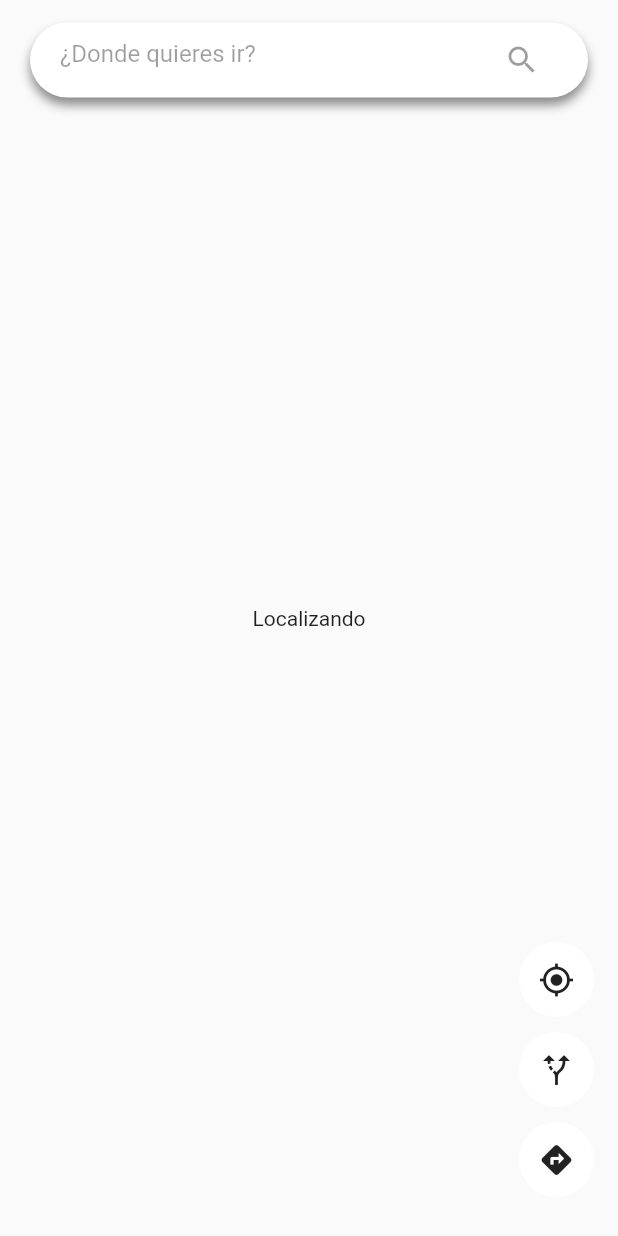
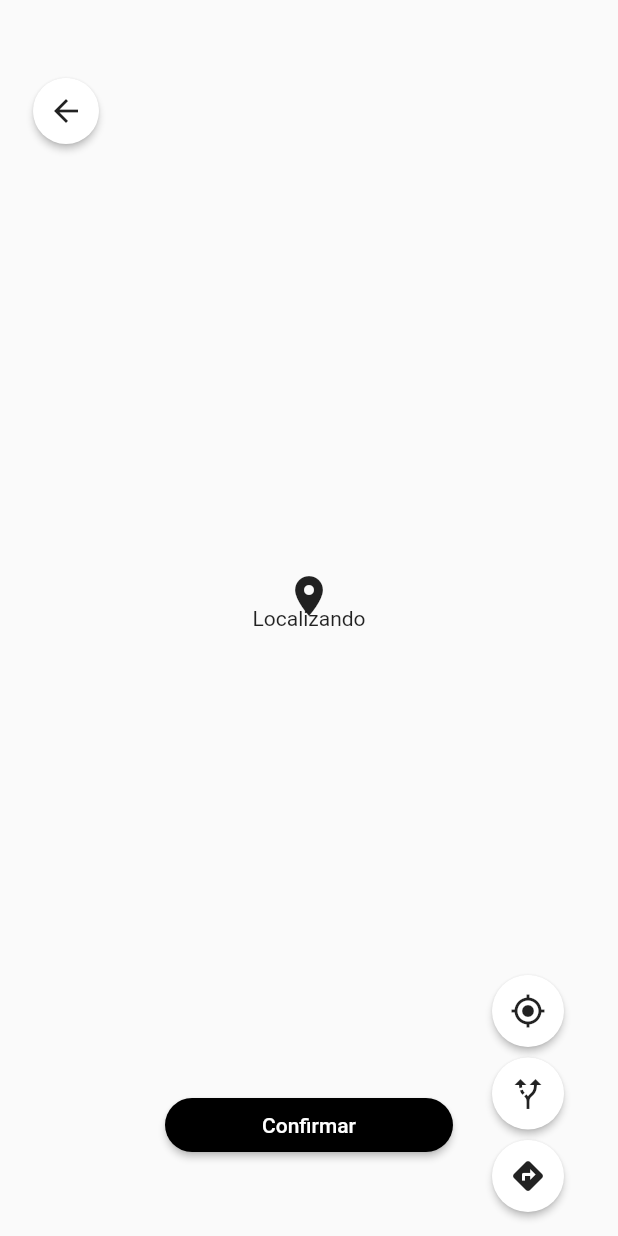
Before and after one commit to fmontalvoo/maps_app, a Flutter app: the screen it shows after launch, on a phone screen of 412 x 824 dp. Run offline on Flutter 3.47's test engine with Material 2 defaults, Android fonts, the phone set to English and light mode, and no system bars; our stand-ins replace flutter_bloc, geolocator, google_maps_flutter, permission_handler.

Commit message:
Search delegate e indicador de posicion.
Signed-off-by: Frank Montalvo Ochoa <fmontalvoo@ups.edu.ec>

```diff
--- a/lib/src/pages/map_page.dart
+++ b/lib/src/pages/map_page.dart
@@ -34,7 +34,8 @@ class _MapPageState extends State<MapPage> {
           BlocBuilder<UbcationBloc, UbicationState>(
             builder: (BuildContext context, state) => createMap(state),
           ),
-          Positioned(top: 15.0, child: SearchBar()),
+          // Positioned(top: 15.0, child: SearchBar()),
+          MarkerIndicator()
         ],
       ),
       floatingActionButton: Column(
--- a/lib/src/widgets/follow_button.dart
+++ b/lib/src/widgets/follow_button.dart
@@ -11,19 +11,15 @@ class FollowButton extends StatelessWidget {
   }
 
   Widget btnFollow(BuildContext context, MapState state) {
-    return Container(
-      margin: EdgeInsets.only(bottom: 10.0),
-      child: CircleAvatar(
-        backgroundColor: Colors.white,
-        maxRadius: 25.0,
-        child: IconButton(
-          icon: Icon(state.followLocation ? Icons.navigation : Icons.directions,
-              color: Colors.black87),
-          onPressed: () {
-            context.read<MapBloc>().add(OnFollowLocation());
-          },
-        ),
-      ),
+    return MaterialButton(
+      padding: EdgeInsets.all(12.0),
+      color: Colors.white,
+      shape: CircleBorder(),
+      child: Icon(state.followLocation ? Icons.navigation : Icons.directions,
+          color: Colors.black87),
+      onPressed: () {
+        context.read<MapBloc>().add(OnFollowLocation());
+      },
     );
   }
 }
--- /dev/null
+++ b/lib/src/widgets/marker_indicator.dart
@@ -0,0 +1,41 @@
+part of 'widgets.dart';
+
+class MarkerIndicator extends StatelessWidget {
+  @override
+  Widget build(BuildContext context) {
+    final size = MediaQuery.of(context).size;
+
+    return Stack(
+      children: [
+        Positioned(
+          top: 50.0,
+          child: MaterialButton(
+            padding: EdgeInsets.all(10.0),
+            color: Colors.white,
+            shape: CircleBorder(),
+            child: BackButtonIcon(),
+            onPressed: () {},
+          ),
+        ),
+        Center(
+            child: Transform.translate(
+                offset: Offset(0, -15),
+                child: Icon(Icons.location_on, size: 32.0))),
+        Container(
+          margin: EdgeInsets.only(bottom: 50.0),
+          child: Align(
+            alignment: Alignment.bottomCenter,
+            child: MaterialButton(
+              minWidth: size.width - 220,
+              color: Colors.black,
+              textColor: Colors.white,
+              shape: StadiumBorder(),
+              child: Text('Confirmar'),
+              onPressed: () {},
+            ),
+          ),
+        ),
+      ],
+    );
+  }
+}
--- a/lib/src/widgets/route_button.dart
+++ b/lib/src/widgets/route_button.dart
@@ -7,17 +7,15 @@ class RouteButton extends StatelessWidget {
     // final ubicationBloc = context.watch<UbcationBloc>();
 
     return Container(
-      margin: EdgeInsets.only(bottom: 10.0),
-      child: CircleAvatar(
-        backgroundColor: Colors.white,
-        maxRadius: 25.0,
-        child: IconButton(
-          icon: Icon(Icons.alt_route, color: Colors.black87),
+      margin: EdgeInsets.symmetric(vertical: 7.0),
+      child: MaterialButton(
+          padding: EdgeInsets.all(12.0),
+          color: Colors.white,
+          shape: CircleBorder(),
+          child: Icon(Icons.alt_route, color: Colors.black87),
           onPressed: () {
             mapBloc.add(OnDrawPath());
-          },
-        ),
-      ),
+          }),
     );
   }
 }
--- a/lib/src/widgets/ubication_button.dart
+++ b/lib/src/widgets/ubication_button.dart
@@ -6,19 +6,14 @@ class UbicationButton extends StatelessWidget {
     final mapBloc = context.watch<MapBloc>();
     final ubicationBloc = context.watch<UbcationBloc>();
 
-    return Container(
-      margin: EdgeInsets.only(bottom: 10.0),
-      child: CircleAvatar(
-        backgroundColor: Colors.white,
-        maxRadius: 25.0,
-        child: IconButton(
-          icon: Icon(Icons.my_location, color: Colors.black87),
-          onPressed: () {
-            final latLng = ubicationBloc.state.latLng;
-            mapBloc.moveCamera(latLng);
-          },
-        ),
-      ),
-    );
+    return MaterialButton(
+        padding: EdgeInsets.all(12.0),
+        color: Colors.white,
+        shape: CircleBorder(),
+        child: Icon(Icons.my_location, color: Colors.black87),
+        onPressed: () {
+          final latLng = ubicationBloc.state.latLng;
+          mapBloc.moveCamera(latLng);
+        });
   }
 }
--- a/lib/src/widgets/widgets.dart
+++ b/lib/src/widgets/widgets.dart
@@ -4,6 +4,7 @@ import 'package:flutter_bloc/flutter_bloc.dart';
 
 import 'package:maps_app/src/bloc/map/map_bloc.dart';
 import 'package:maps_app/src/bloc/ubication/ubication_bloc.dart';
+import 'package:maps_app/src/models/result_search.dart';
 
 import 'package:maps_app/src/search/search_location.dart';
 
@@ -11,3 +12,4 @@ part 'search_bar.dart';
 part 'route_button.dart';
 part 'follow_button.dart';
 part 'ubication_button.dart';
+part 'marker_indicator.dart';
```
Also changed, not shown: lib/src/models/result_search.dart (added, +19 -0 lines), lib/src/search/search_location.dart (+30 -4 lines), lib/src/widgets/search_bar.dart (+7 -2 lines).
